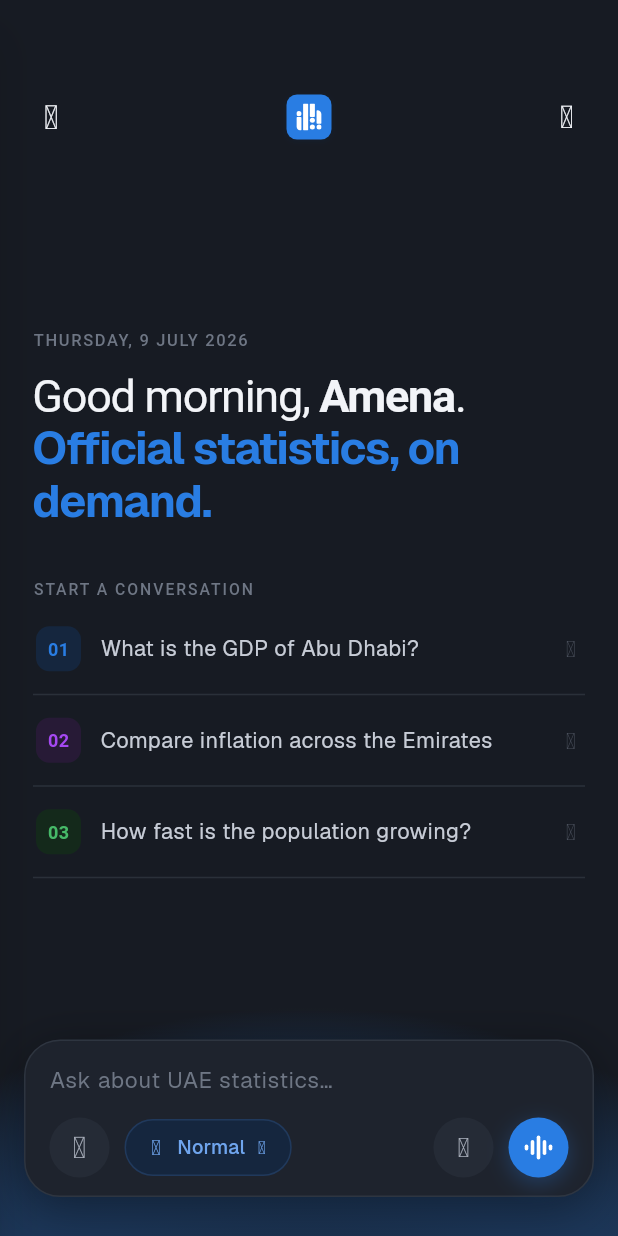
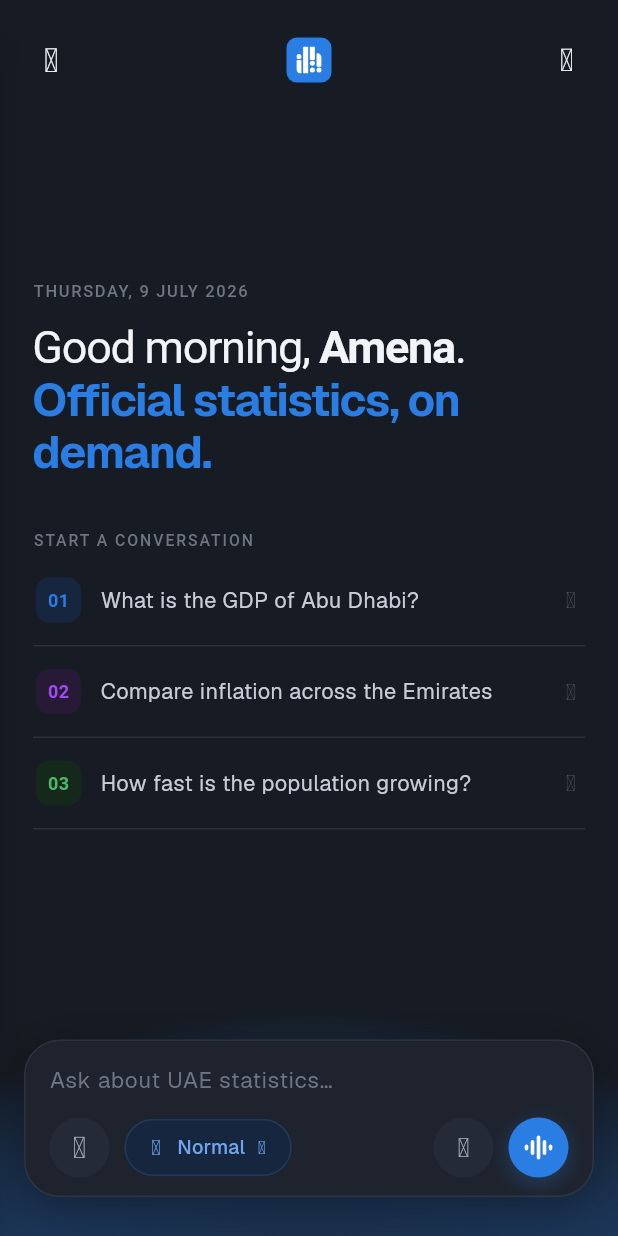
Before and after one commit to amnaahz/bayaan-app, a Flutter app: the screen it shows after launch, on a phone screen of 412 x 824 dp. Run offline on Flutter 3.47's test engine with Material 3 defaults, Android fonts, the phone set to English and light mode, and no system bars; our stand-ins replace flutter_svg, google_fonts; Roboto replaces fonts that are missing (Geist Mono).

Commit message:
fix(header): use safe-area top inset so it sits under the status bar
The fixed 58px top gap was tuned for the browser tab; in the installed
full-screen web app the OS also reserves the status-bar area, stacking up
into a large empty band. Derive the top padding from the real top inset
(+ a small base) so the header sits correctly in a tab, standalone, and
the desktop frame.

```diff
--- a/lib/features/shell/app_header.dart
+++ b/lib/features/shell/app_header.dart
@@ -16,8 +16,14 @@ class AppHeader extends StatelessWidget {
     final s = context.watch<AppState>();
     final c = context.colors;
 
+    // Sit just below the device status bar. Using the real top inset keeps the
+    // header correct across a browser tab, an installed full-screen web app
+    // (where the OS reserves/overlays the status bar), and the desktop frame
+    // (where the inset is zeroed and only the base gap applies).
+    final topInset = MediaQuery.paddingOf(context).top;
+
     return Padding(
-      padding: const EdgeInsets.fromLTRB(14, 58, 14, 6),
+      padding: EdgeInsets.fromLTRB(14, topInset + 20, 14, 6),
       child: Row(
         mainAxisAlignment: MainAxisAlignment.spaceBetween,
         children: [
```
